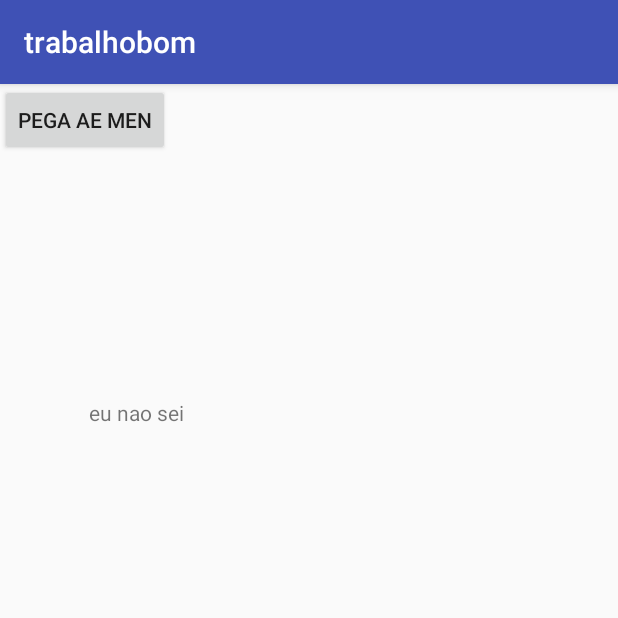
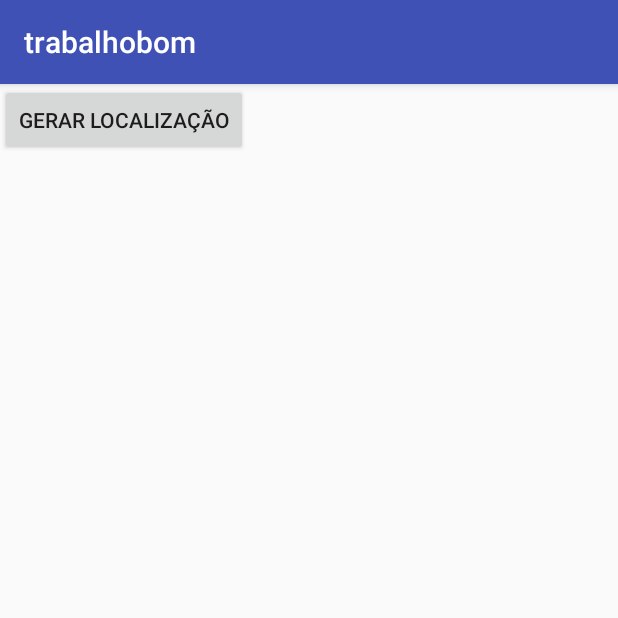
Before and after one commit to gabytino/trabalhobom, an Android app: the screen it shows after launch (MainActivity), on a phone screen of 412 x 824 dp, the top half of it. Run offline under Robolectric (Android 15) with nearby library versions, the phone set to English and light mode, and no system bars.

Commit message:
deu errado

```diff
--- a/app/src/main/AndroidManifest.xml
+++ b/app/src/main/AndroidManifest.xml
@@ -1,6 +1,8 @@
 <?xml version="1.0" encoding="utf-8"?>
 <manifest xmlns:android="http://schemas.android.com/apk/res/android"
     package="com.example.aluno.trabalhobom">
+
+    <uses-permission android:name="android.permission.ACCESS_FINE_LOCATION"/>
 
     <application
         android:allowBackup="true"
--- a/app/src/main/java/com/example/aluno/trabalhobom/MainActivity.java
+++ b/app/src/main/java/com/example/aluno/trabalhobom/MainActivity.java
@@ -1,13 +1,44 @@
 package com.example.aluno.trabalhobom;
 
+import android.Manifest;
+import android.location.Location;
+import android.support.v4.app.ActivityCompat;
 import android.support.v7.app.AppCompatActivity;
 import android.os.Bundle;
+import android.view.View;
+import android.widget.Button;
+import android.widget.Toast;
 
 public class MainActivity extends AppCompatActivity {
+
+    Button btnLocalizar;
 
     @Override
     protected void onCreate(Bundle savedInstanceState) {
         super.onCreate(savedInstanceState);
         setContentView(R.layout.activity_main);
+
+        btnLocalizar = (Button)findViewById(R.id.btnLocalizar);
+        ActivityCompat.requestPermissions(MainActivity.this, new String[]{Manifest.permission.ACCESS_FINE_LOCATION},123);
+
+        btnLocalizar.setOnClickListener( new View.OnClickListener(){
+            @Override
+            public void onClick(View v){
+                GPSt g = new GPSt( getApplicationContext());
+                Location l = g.getLocalizacao();
+                if(l !=null){
+                    double lat = l.getLatitude();
+                    double lon = l.getLongitude();
+                    Toast.makeText(getApplicationContext(), "LAT: "+lat+" \n LON:"+lon, Toast.LENGTH_LONG).show();
+                }
+
+
+            }
+                                         }
+
+
+
+        );
+
     }
 }
--- a/app/src/main/res/layout/activity_main.xml
+++ b/app/src/main/res/layout/activity_main.xml
@@ -6,23 +6,12 @@
     android:layout_height="match_parent"
     tools:context="com.example.aluno.trabalhobom.MainActivity">
 
-    <TextView
+    <Button
+        android:id="@+id/btnLocalizar"
         android:layout_width="wrap_content"
         android:layout_height="wrap_content"
-        android:text="eu nao sei"
-        app:layout_constraintBottom_toBottomOf="parent"
-        app:layout_constraintLeft_toLeftOf="parent"
-        app:layout_constraintRight_toRightOf="parent"
-        app:layout_constraintTop_toTopOf="parent"
-        app:layout_constraintVertical_bias="0.27999997"
-        app:layout_constraintHorizontal_bias="0.17" />
-
-    <Button
-        android:id="@+id/button"
-        android:layout_width="wrap_content"
-        android:layout_height="wrap_content"
-        android:text="pega ae men"
-        tools:layout_editor_absoluteX="88dp"
-        tools:layout_editor_absoluteY="229dp" />
+        android:text="Gerar Localização"
+        tools:layout_editor_absoluteX="123dp"
+        tools:layout_editor_absoluteY="244dp" />
 
 </android.support.constraint.ConstraintLayout>
```
Also changed, not shown: app/src/main/java/com/example/aluno/trabalhobom/GPSt.java (added, +64 -0 lines).
